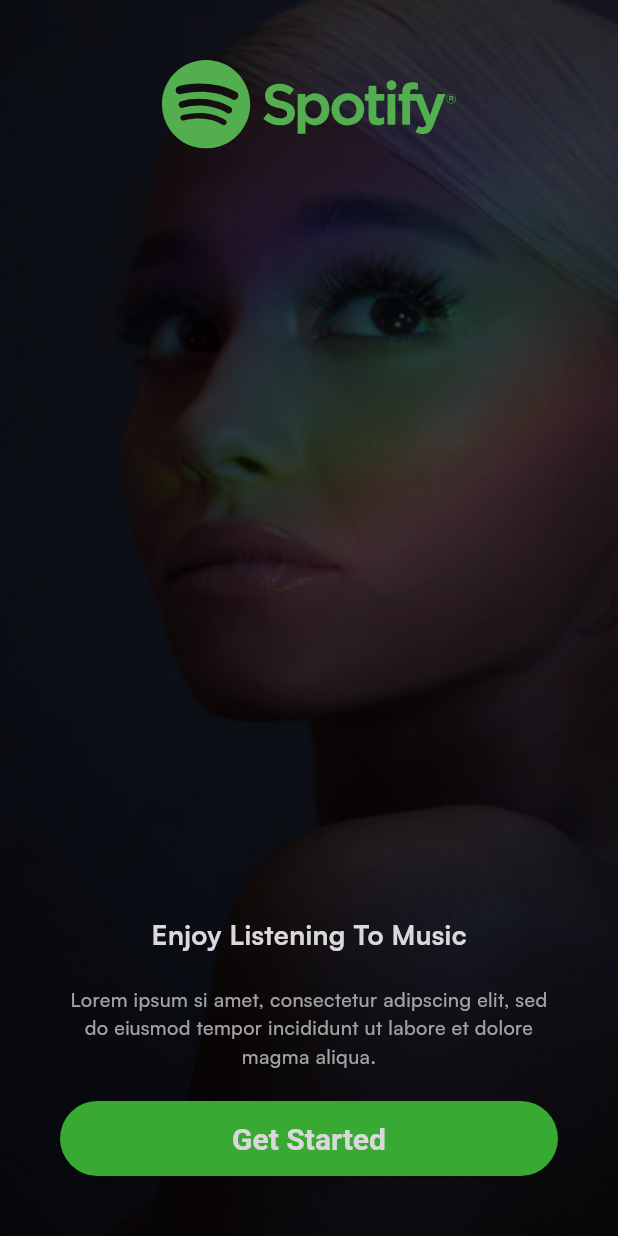
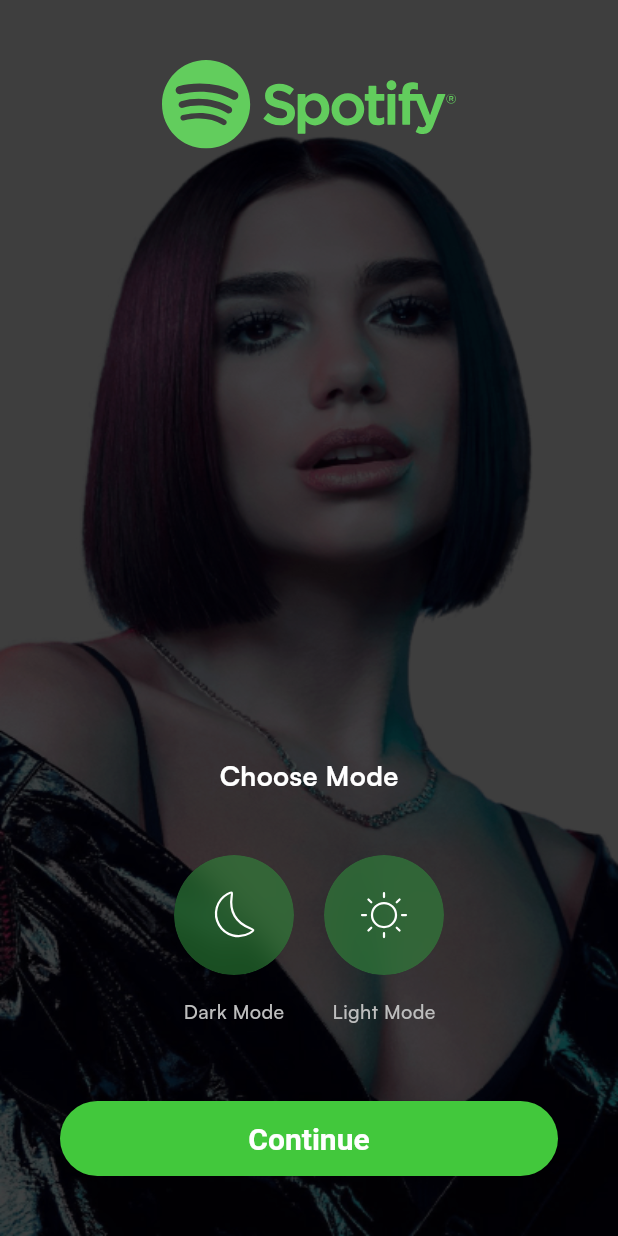
Before and after one commit to abmdeve/spotify_flutter_bloc, a Flutter app: the screen it shows after launch, after a tap on "Get Started", on a phone screen of 412 x 824 dp. Run offline on Flutter 3.47's test engine with Material 3 defaults, Android fonts, the phone set to English and light mode, and no system bars; our stand-ins replace flutter_svg.

Commit message:
Update the code
Choose Mode Screen is implemented

```diff
--- a/lib/core/configs/assets/app_images.dart
+++ b/lib/core/configs/assets/app_images.dart
@@ -6,4 +6,5 @@
   static const String basePath = 'assets/images/';
   static const String format = '.png';
   static const String introBG = '${basePath}intro_bg$format';
+  static const String chooseModeBG = '${basePath}choose_mode_bg$format';
 }
--- a/lib/core/configs/assets/app_vectors.dart
+++ b/lib/core/configs/assets/app_vectors.dart
@@ -4,4 +4,6 @@
   static const String basePath = 'assets/vectors/';
   static const String format = '.svg';
   static const String logo = '${basePath}spotify_logo$format';
+  static const String sun = '${basePath}sun$format';
+  static const String moon = '${basePath}moon$format';
 }
--- /dev/null
+++ b/lib/presentation/choose_mode/pages/choose_mode_screen.dart
@@ -0,0 +1,147 @@
+import 'dart:ui';
+
+import 'package:flutter/material.dart';
+import 'package:flutter_svg/svg.dart';
+
+import '../../../common/widgets/button/basic_app_button.dart';
+import '../../../core/configs/assets/app_images.dart';
+import '../../../core/configs/assets/app_vectors.dart';
+import '../../../core/configs/theme/app_colors.dart';
+
+class ChooseModeScreen extends StatelessWidget {
+  const ChooseModeScreen({super.key});
+
+  @override
+  Widget build(BuildContext context) {
+    return Scaffold(
+      body: Stack(
+        children: [
+          Container(
+            padding: const EdgeInsets.symmetric(
+              vertical: 40,
+              horizontal: 40,
+            ),
+            decoration: const BoxDecoration(
+                image: DecorationImage(
+                    fit: BoxFit.fill,
+                    image: AssetImage(
+                      AppImages.chooseModeBG,
+                    ))),
+          ),
+          Container(
+            color: Colors.black.withOpacity(0.15),
+          ),
+          Padding(
+            padding: const EdgeInsets.symmetric(vertical: 40, horizontal: 40),
+            child: Column(
+              children: [
+                Align(
+                  alignment: Alignment.topCenter,
+                  child: SvgPicture.asset(
+                    AppVectors.logo,
+                  ),
+                ),
+                const Spacer(),
+                const Text(
+                  'Choose Mode',
+                  style: TextStyle(
+                    fontWeight: FontWeight.bold,
+                    color: Colors.white,
+                    fontSize: 18,
+                  ),
+                ),
+                const SizedBox(
+                  height: 40,
+                ),
+                Row(
+                  mainAxisAlignment: MainAxisAlignment.center,
+                  children: [
+                    Column(
+                      children: [
+                        ClipOval(
+                          child: BackdropFilter(
+                            filter: ImageFilter.blur(sigmaX: 10, sigmaY: 10),
+                            child: Container(
+                              decoration: BoxDecoration(
+                                shape: BoxShape.circle,
+                                color: const Color(0xff30993C).withOpacity(0.5),
+                              ),
+                              height: 80,
+                              width: 80,
+                              child: SvgPicture.asset(
+                                AppVectors.moon,
+                                fit: BoxFit.none,
+                              ),
+                            ),
+                          ),
+                        ),
+                        const SizedBox(
+                          height: 15,
+                        ),
+                        const Text(
+                          'Dark Mode',
+                          style: TextStyle(
+                            fontWeight: FontWeight.w500,
+                            color: AppColors.grey,
+                            fontSize: 13,
+                          ),
+                        ),
+                      ],
+                    ),
+                    const SizedBox(
+                      width: 20,
+                    ),
+                    Column(
+                      children: [
+                        ClipOval(
+                          child: BackdropFilter(
+                            filter: ImageFilter.blur(sigmaX: 10, sigmaY: 10),
+                            child: Container(
+                              decoration: BoxDecoration(
+                                shape: BoxShape.circle,
+                                color: const Color(0xff30993C).withOpacity(0.5),
+                              ),
+                              height: 80,
+                              width: 80,
+                              child: SvgPicture.asset(
+                                AppVectors.sun,
+                                fit: BoxFit.none,
+                              ),
+                            ),
+                          ),
+                        ),
+                        const SizedBox(
+                          height: 15,
+                        ),
+                        const Text(
+                          'Light Mode',
+                          style: TextStyle(
+                            fontWeight: FontWeight.w500,
+                            color: AppColors.grey,
+                            fontSize: 13,
+                          ),
+                        ),
+                      ],
+                    ),
+                  ],
+                ),
+                const SizedBox(
+                  height: 50,
+                ),
+                BasicAppButton(
+                    onPressed: () {
+                      Navigator.push(
+                          context,
+                          MaterialPageRoute(
+                            builder: (context) => const ChooseModeScreen(),
+                          ));
+                    },
+                    title: 'Continue'),
+              ],
+            ),
+          ),
+        ],
+      ),
+    );
+  }
+}
--- a/lib/presentation/intro/pages/get_started_screen.dart
+++ b/lib/presentation/intro/pages/get_started_screen.dart
@@ -3,6 +3,7 @@
 import 'package:spotify_flutter_bloc/common/widgets/button/basic_app_button.dart';
 import 'package:spotify_flutter_bloc/core/configs/assets/app_images.dart';
 import 'package:spotify_flutter_bloc/core/configs/assets/app_vectors.dart';
+import 'package:spotify_flutter_bloc/presentation/choose_mode/pages/choose_mode_screen.dart';
 
 import '../../../core/configs/theme/app_colors.dart';
 
@@ -25,6 +26,12 @@
                     image: AssetImage(
                       AppImages.introBG,
                     ))),
+          ),
+          Container(
+            color: Colors.black.withOpacity(0.15),
+          ),
+          Padding(
+            padding: const EdgeInsets.symmetric(vertical: 40, horizontal: 40),
             child: Column(
               children: [
                 Align(
@@ -58,16 +65,16 @@
                   height: 20,
                 ),
                 BasicAppButton(
-                    onPressed: (){
-
+                    onPressed: () {
+                      Navigator.push(
+                          context,
+                          MaterialPageRoute(
+                            builder: (context) => const ChooseModeScreen(),
+                          ));
                     },
-                    title: 'Get Started'
-                ),
+                    title: 'Get Started'),
               ],
             ),
-          ),
-          Container(
-            color: Colors.black.withOpacity(0.15),
           ),
         ],
       ),
```
